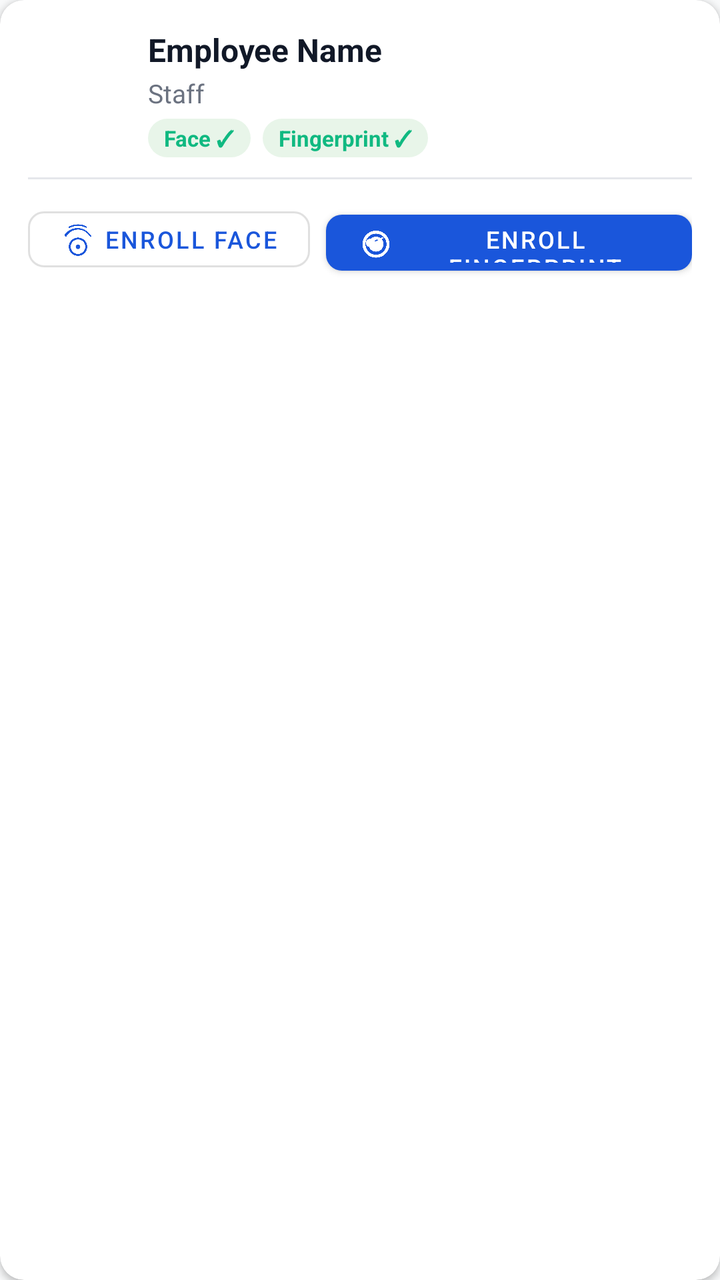
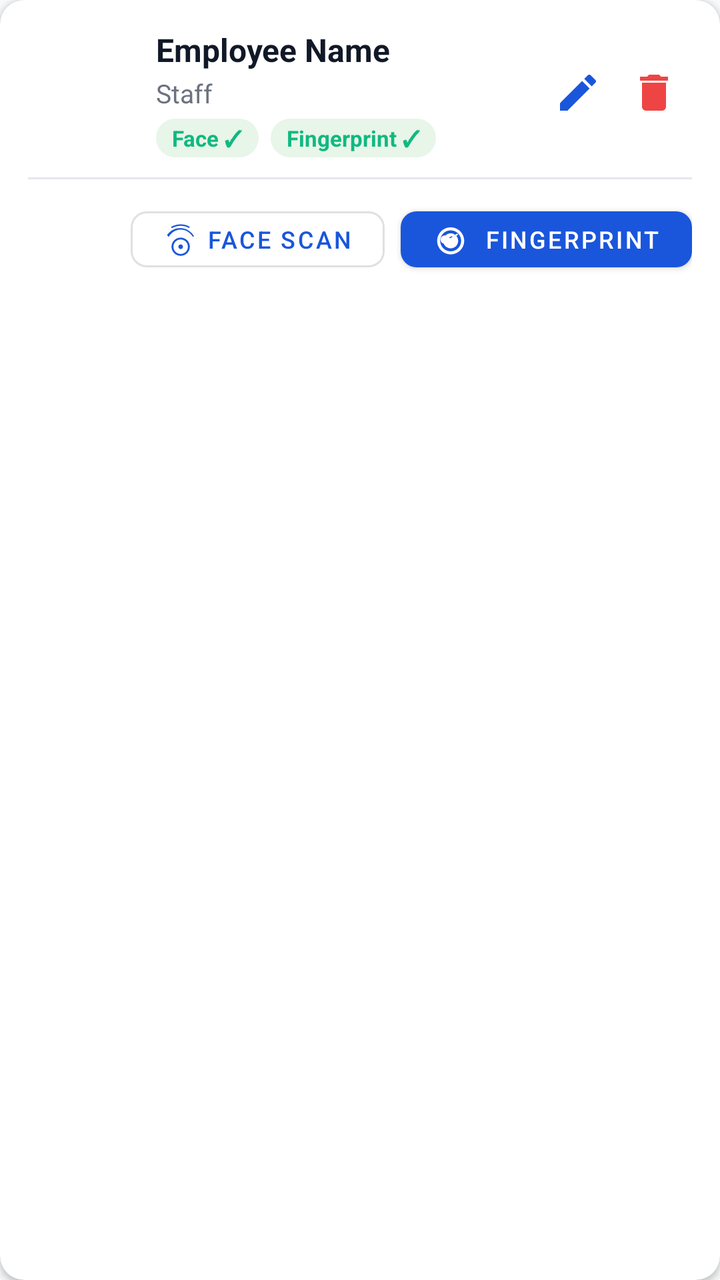

Before-and-after screenshots of an Android layout around one commit, followed by the original layout XML and the change that was made.
<!-- AndroidManifest.xml: application theme Theme.VGTCTerminal -->
<!-- res/layout/item_employee_enroll.xml -->
<?xml version="1.0" encoding="utf-8"?>
<androidx.cardview.widget.CardView
    xmlns:android="http://schemas.android.com/apk/res/android"
    xmlns:app="http://schemas.android.com/apk/res-auto"
    android:layout_width="match_parent"
    android:layout_height="wrap_content"
    android:layout_marginHorizontal="12dp"
    android:layout_marginVertical="6dp"
    app:cardCornerRadius="12dp"
    app:cardElevation="2dp"
    app:cardBackgroundColor="@color/surface_card">

    <LinearLayout
        android:layout_width="match_parent"
        android:layout_height="wrap_content"
        android:orientation="vertical"
        android:padding="14dp">

        <LinearLayout
            android:layout_width="match_parent"
            android:layout_height="wrap_content"
            android:orientation="horizontal"
            android:gravity="center_vertical">

            <ImageView
                android:id="@+id/ivAvatar"
                android:layout_width="48dp"
                android:layout_height="48dp"
                android:src="@drawable/ic_person_placeholder"
                android:contentDescription="Photo" />

            <LinearLayout
                android:layout_width="0dp"
                android:layout_height="wrap_content"
                android:layout_weight="1"
                android:layout_marginStart="12dp"
                android:orientation="vertical">

                <TextView
                    android:id="@+id/tvName"
                    android:layout_width="wrap_content"
                    android:layout_height="wrap_content"
                    android:text="Employee Name"
                    android:textSize="16sp"
                    android:textStyle="bold"
                    android:textColor="@color/text_primary" />

                <TextView
                    android:id="@+id/tvType"
                    android:layout_width="wrap_content"
                    android:layout_height="wrap_content"
                    android:text="Staff"
                    android:textSize="13sp"
                    android:textColor="@color/text_secondary"
                    android:layout_marginTop="2dp" />

                
                <LinearLayout
                    android:layout_width="wrap_content"
                    android:layout_height="wrap_content"
                    android:orientation="horizontal"
                    android:layout_marginTop="4dp">

                    <TextView
                        android:id="@+id/badgeFace"
                        android:layout_width="wrap_content"
                        android:layout_height="wrap_content"
                        android:text="Face ✓"
                        android:textSize="11sp"
                        android:textStyle="bold"
                        android:textColor="@color/green_online"
                        android:background="@drawable/chip_rounded"
                        android:backgroundTint="#E8F5E9"
                        android:paddingHorizontal="8dp"
                        android:paddingVertical="2dp"
                        android:layout_marginEnd="6dp" />

                    <TextView
                        android:id="@+id/badgeFingerprint"
                        android:layout_width="wrap_content"
                        android:layout_height="wrap_content"
                        android:text="Fingerprint ✓"
                        android:textSize="11sp"
                        android:textStyle="bold"
                        android:textColor="@color/green_online"
                        android:background="@drawable/chip_rounded"
                        android:backgroundTint="#E8F5E9"
                        android:paddingHorizontal="8dp"
                        android:paddingVertical="2dp" />
                </LinearLayout>
            </LinearLayout>
        </LinearLayout>

        <View
            android:layout_width="match_parent"
            android:layout_height="1dp"
            android:background="@color/divider"
            android:layout_marginVertical="10dp" />

        
        <LinearLayout
            android:layout_width="match_parent"
            android:layout_height="wrap_content"
            android:orientation="horizontal"
            android:gravity="end">

            <com.google.android.material.button.MaterialButton
                android:id="@+id/btnEnrollFace"
                style="@style/Widget.MaterialComponents.Button.OutlinedButton"
                android:layout_width="wrap_content"
                android:layout_height="40dp"
                android:text="Enroll Face"
                android:textSize="12sp"
                app:icon="@drawable/ic_face_scan"
                app:iconSize="18dp"
                app:cornerRadius="8dp"
                android:layout_marginEnd="8dp" />

            <com.google.android.material.button.MaterialButton
                android:id="@+id/btnEnrollFingerprint"
                android:layout_width="wrap_content"
                android:layout_height="40dp"
                android:text="Enroll Fingerprint"
                android:textSize="12sp"
                app:icon="@drawable/ic_fingerprint"
                app:iconSize="18dp"
                app:cornerRadius="8dp"
                app:backgroundTint="@color/primary"
                android:textColor="@color/white" />
        </LinearLayout>
    </LinearLayout>
</androidx.cardview.widget.CardView>
<!-- resources referenced by this layout -->
<resources>
  <color name="divider">#E5E7EB</color>
  <color name="green_online">#10B981</color>
  <color name="primary">#1A56DB</color>
  <color name="surface_card">#FFFFFF</color>
  <color name="text_primary">#111827</color>
  <color name="text_secondary">#6B7280</color>
  <color name="white">#FFFFFF</color>
  <!-- drawable chip_rounded (drawable) -->
  <?xml version="1.0" encoding="utf-8"?>
  <shape xmlns:android="http://schemas.android.com/apk/res/android"
      android:shape="rectangle">
      <corners android:radius="24dp" />
  </shape>
  <!-- drawable ic_fingerprint (drawable) -->
  <vector xmlns:android="http://schemas.android.com/apk/res/android"
      android:width="24dp" android:height="24dp"
      android:viewportWidth="24" android:viewportHeight="24">
      <path android:fillColor="#FF000000"
          android:pathData="M17,13c0,2.76-2.24,5-5,5s-5,-2.24-5,-5c0,-2.76,2.24,-5,5,-5s5,2.24,5,5zM12,4c-4.97,0-9,4.03-9,9s4.03,9 9,9 9,-4.03 9,-9-4.03,-9-9,-9zM12,20c-3.86,0-7,-3.14-7,-7s3.14,-7 7,-7 7,3.14 7,7-3.14,7-7,7zM12,10.4c-0.38,0-0.71,0.14-0.97,0.36l-1.97,-1.12c0.5,-0.72 1.31,-1.18 2.94,-1.24V8h1v0.4c0.66,0.06 1.23,0.31 1.71,0.72l1.71,-0.97 0.5,0.87-1.69,0.96c0.17,0.32 0.27,0.68 0.27,1.06l-0.02,0.06h-2.16c0.04,-0.13 0.08,-0.27 0.08,-0.42 0,-0.35-0.14,-0.66-0.37,-0.89-0.25-0.25-0.58-0.4-0.9-0.4-0.72,0-1.3,0.58-1.3,1.3 0,0.48 0.25,0.89 0.61,1.13l2.08,1.18c0.2-0.63 0.77-1.1 1.47-1.1 0.84,0 1.52,0.68 1.52,1.52s-0.68,1.52-1.52,1.52c-0.66,0-1.22-0.42-1.44-1.01L10.1,14c-0.5,0.58-1.24,0.94-2.09,0.94-1.52,0-2.75-1.23-2.75-2.75S6.49,9.44 8.01,9.44c0.72,0 1.37,0.28 1.86,0.73l1.97,1.12c0.32-0.41 0.78-0.69 1.3-0.76V10h-1.14z"/>
  </vector>
  <!-- drawable ic_person_placeholder (drawable) -->
  <vector xmlns:android="http://schemas.android.com/apk/res/android"
      android:width="24dp" android:height="24dp"
      android:viewportWidth="24" android:viewportHeight="24">
      <path android:fillColor="@android:color/white"
          android:pathData="M12,12c2.21,0,4-1.79,4-4s-1.79-4-4-4-4,1.79-4,4 1.79,4 4,4zm0,2c-2.67,0-8,1.34-8,4v2h16v-2c0-2.66-5.33-4-8-4z"/>
  </vector>
  <style name="Theme.VGTCTerminal" parent="Theme.MaterialComponents.Light.NoActionBar">
          <item name="colorPrimary">@color/primary</item>
          <item name="colorPrimaryVariant">@color/primary_dark</item>
          <item name="colorOnPrimary">@color/white</item>
          <item name="android:windowBackground">@color/bg_main</item>
          <item name="android:statusBarColor">@color/bg_main</item>
          <item name="android:navigationBarColor">@color/bg_main</item>
          <item name="android:windowLightStatusBar">true</item>
      </style>
  <color name="primary_dark">#1A3A6E</color>
  <color name="bg_main">#F8F9FA</color>
  <!-- unchanged entries left out for length: 1 -->
</resources>

<!-- the commit's change to res/layout/item_employee_enroll.xml (unified diff, before → after) -->
@@ -24,8 +24,8 @@
 
             <ImageView
                 android:id="@+id/ivAvatar"
-                android:layout_width="48dp"
-                android:layout_height="48dp"
+                android:layout_width="52dp"
+                android:layout_height="52dp"
                 android:src="@drawable/ic_person_placeholder"
                 android:contentDescription="Photo" />
 
@@ -89,6 +89,26 @@
                         android:paddingVertical="2dp" />
                 </LinearLayout>
             </LinearLayout>
+
+            
+            <ImageButton
+                android:id="@+id/btnEdit"
+                android:layout_width="38dp"
+                android:layout_height="38dp"
+                android:src="@drawable/ic_edit"
+                android:tint="@color/primary"
+                android:background="?attr/selectableItemBackgroundBorderless"
+                android:contentDescription="Edit" />
+
+            
+            <ImageButton
+                android:id="@+id/btnDelete"
+                android:layout_width="38dp"
+                android:layout_height="38dp"
+                android:src="@drawable/ic_delete"
+                android:tint="#EF4444"
+                android:background="?attr/selectableItemBackgroundBorderless"
+                android:contentDescription="Delete" />
         </LinearLayout>
 
         <View
@@ -109,7 +129,7 @@
                 style="@style/Widget.MaterialComponents.Button.OutlinedButton"
                 android:layout_width="wrap_content"
                 android:layout_height="40dp"
-                android:text="Enroll Face"
+                android:text="Face Scan"
                 android:textSize="12sp"
                 app:icon="@drawable/ic_face_scan"
                 app:iconSize="18dp"
@@ -120,7 +140,7 @@
                 android:id="@+id/btnEnrollFingerprint"
                 android:layout_width="wrap_content"
                 android:layout_height="40dp"
-                android:text="Enroll Fingerprint"
+                android:text="Fingerprint"
                 android:textSize="12sp"
                 app:icon="@drawable/ic_fingerprint"
                 app:iconSize="18dp"
<!-- resource entries referenced after the edit -->
@@ -13,6 +13,26 @@
       android:shape="rectangle">
       <corners android:radius="24dp" />
   </shape>
+  <!-- drawable ic_delete (drawable) -->
+  <vector xmlns:android="http://schemas.android.com/apk/res/android"
+      android:width="24dp"
+      android:height="24dp"
+      android:viewportWidth="24"
+      android:viewportHeight="24">
+      <path
+          android:fillColor="#FFFFFFFF"
+          android:pathData="M6,19c0,1.1 0.9,2 2,2h8c1.1,0 2,-0.9 2,-2V7H6v12zM19,4h-3.5l-1,-1h-5l-1,1H5v2h14V4z"/>
+  </vector>
+  <!-- drawable ic_edit (drawable) -->
+  <vector xmlns:android="http://schemas.android.com/apk/res/android"
+      android:width="24dp"
+      android:height="24dp"
+      android:viewportWidth="24"
+      android:viewportHeight="24">
+      <path
+          android:fillColor="#FFFFFFFF"
+          android:pathData="M3,17.25V21h3.75L17.81,9.94l-3.75,-3.75L3,17.25zM20.71,7.04c0.39,-0.39 0.39,-1.02 0,-1.41l-2.34,-2.34c-0.39,-0.39 -1.02,-0.39 -1.41,0l-1.83,1.83 3.75,3.75 1.83,-1.83z"/>
+  </vector>
   <!-- drawable ic_fingerprint (drawable) -->
   <vector xmlns:android="http://schemas.android.com/apk/res/android"
       android:width="24dp" android:height="24dp"
